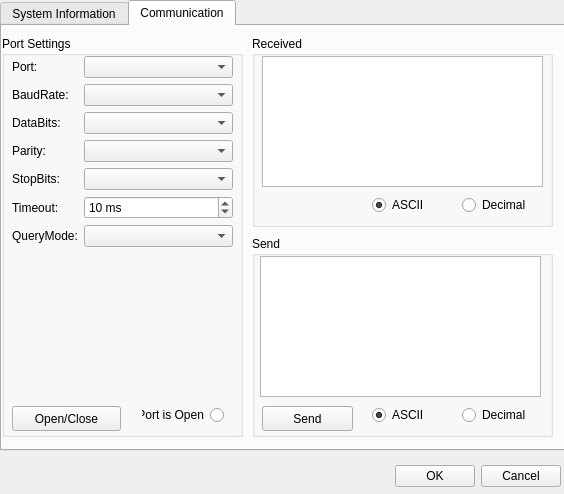
Before: the Qt Designer form Source/Plugins/SerialPortDevice/SerialPortDevice_dialog.ui in nemesissnake/StimulGL, drawn with Qt 5.
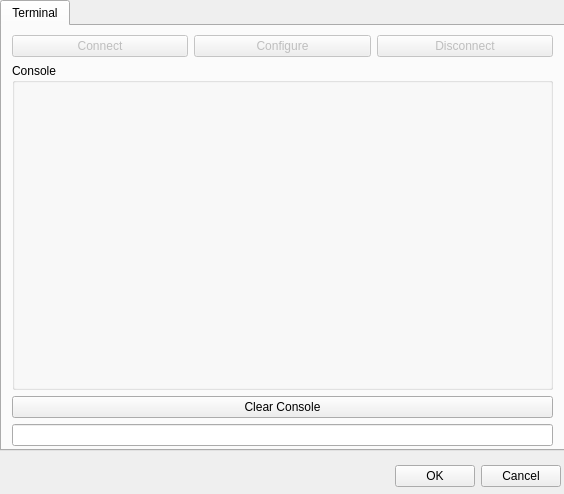
After: the same form once the commit is applied. The open tabs and pages were chosen to show the change.

Commit message: Fixed and improved the SerialPortDevice plugin User Interface

The edit to the form file:
```diff
--- a/Source/Plugins/SerialPortDevice/SerialPortDevice_dialog.ui
+++ b/Source/Plugins/SerialPortDevice/SerialPortDevice_dialog.ui
@@ -27,516 +27,74 @@
    </property>
    <widget class="QWidget" name="tab1">
     <attribute name="title">
-     <string>System Information</string>
+     <string>Terminal</string>
     </attribute>
-    <widget class="QGroupBox" name="groupBox">
+    <widget class="QWidget" name="verticalLayoutWidget">
      <property name="geometry">
       <rect>
        <x>10</x>
-       <y>10</y>
+       <y>9</y>
        <width>541</width>
        <height>411</height>
       </rect>
      </property>
-     <property name="title">
-      <string>Available System Ports</string>
-     </property>
-     <widget class="QTextEdit" name="txtSystemPorts">
-      <property name="geometry">
-       <rect>
-        <x>20</x>
-        <y>30</y>
-        <width>501</width>
-        <height>321</height>
-       </rect>
-      </property>
-     </widget>
-     <widget class="QPushButton" name="btnAvailablePorts">
-      <property name="geometry">
-       <rect>
-        <x>320</x>
-        <y>360</y>
-        <width>201</width>
-        <height>31</height>
-       </rect>
-      </property>
-      <property name="text">
-       <string>Retrieve System Ports (Com and LPT)</string>
-      </property>
-     </widget>
-    </widget>
-   </widget>
-   <widget class="QWidget" name="tab2">
-    <attribute name="title">
-     <string>Communication</string>
-    </attribute>
-    <widget class="QGroupBox" name="groupBox_2">
-     <property name="geometry">
-      <rect>
-       <x>0</x>
-       <y>10</y>
-       <width>241</width>
-       <height>401</height>
-      </rect>
-     </property>
-     <property name="title">
-      <string>Port Settings</string>
-     </property>
-     <widget class="QWidget" name="layoutWidget_3">
-      <property name="geometry">
-       <rect>
-        <x>10</x>
-        <y>20</y>
-        <width>221</width>
-        <height>191</height>
-       </rect>
-      </property>
-      <layout class="QFormLayout" name="formLayout_2">
-       <property name="fieldGrowthPolicy">
-        <enum>QFormLayout::AllNonFixedFieldsGrow</enum>
-       </property>
-       <item row="0" column="0">
-        <widget class="QLabel" name="label_8">
-         <property name="text">
-          <string>Port:</string>
-         </property>
-        </widget>
-       </item>
-       <item row="0" column="1">
-        <widget class="QComboBox" name="portBox"/>
-       </item>
-       <item row="1" column="0">
-        <widget class="QLabel" name="label_9">
-         <property name="text">
-          <string>BaudRate:</string>
-         </property>
-        </widget>
-       </item>
-       <item row="1" column="1">
-        <widget class="QComboBox" name="baudRateBox"/>
-       </item>
-       <item row="2" column="0">
-        <widget class="QLabel" name="label_10">
-         <property name="text">
-          <string>DataBits:</string>
-         </property>
-        </widget>
-       </item>
-       <item row="2" column="1">
-        <widget class="QComboBox" name="dataBitsBox"/>
-       </item>
-       <item row="3" column="0">
-        <widget class="QLabel" name="label_11">
-         <property name="text">
-          <string>Parity:</string>
-         </property>
-        </widget>
-       </item>
-       <item row="3" column="1">
-        <widget class="QComboBox" name="parityBox"/>
-       </item>
-       <item row="4" column="0">
-        <widget class="QLabel" name="label_12">
-         <property name="text">
-          <string>StopBits:</string>
-         </property>
-        </widget>
-       </item>
-       <item row="4" column="1">
-        <widget class="QComboBox" name="stopBitsBox"/>
-       </item>
-       <item row="5" column="0">
-        <widget class="QLabel" name="label_14">
-         <property name="text">
-          <string>Timeout:</string>
-         </property>
-        </widget>
-       </item>
-       <item row="5" column="1">
-        <widget class="QSpinBox" name="timeoutBox">
-         <property name="suffix">
-          <string> ms</string>
-         </property>
-         <property name="minimum">
-          <number>-1</number>
-         </property>
-         <property name="maximum">
-          <number>10000</number>
-         </property>
-         <property name="singleStep">
-          <number>10</number>
-         </property>
-         <property name="value">
-          <number>10</number>
-         </property>
-        </widget>
-       </item>
-       <item row="6" column="0">
-        <widget class="QLabel" name="label_13">
-         <property name="text">
-          <string>QueryMode:</string>
-         </property>
-        </widget>
-       </item>
-       <item row="6" column="1">
-        <widget class="QComboBox" name="queryModeBox"/>
-       </item>
-      </layout>
-     </widget>
-     <widget class="QRadioButton" name="rdb_PortIsOpen">
-      <property name="enabled">
-       <bool>false</bool>
-      </property>
-      <property name="geometry">
-       <rect>
-        <x>140</x>
-        <y>370</y>
-        <width>82</width>
-        <height>18</height>
-       </rect>
-      </property>
-      <property name="palette">
-       <palette>
-        <active>
-         <colorrole role="WindowText">
-          <brush brushstyle="SolidPattern">
-           <color alpha="255">
-            <red>0</red>
-            <green>0</green>
-            <blue>0</blue>
-           </color>
-          </brush>
-         </colorrole>
-         <colorrole role="Text">
-          <brush brushstyle="SolidPattern">
-           <color alpha="255">
-            <red>255</red>
-            <green>5</green>
-            <blue>9</blue>
-           </color>
-          </brush>
-         </colorrole>
-         <colorrole role="ButtonText">
-          <brush brushstyle="SolidPattern">
-           <color alpha="255">
-            <red>0</red>
-            <green>0</green>
-            <blue>0</blue>
-           </color>
-          </brush>
-         </colorrole>
-         <colorrole role="Base">
-          <brush brushstyle="SolidPattern">
-           <color alpha="255">
-            <red>255</red>
-            <green>255</green>
-            <blue>255</blue>
-           </color>
-          </brush>
-         </colorrole>
-         <colorrole role="Shadow">
-          <brush brushstyle="SolidPattern">
-           <color alpha="255">
-            <red>64</red>
-            <green>64</green>
-            <blue>64</blue>
-           </color>
-          </brush>
-         </colorrole>
-         <colorrole role="Highlight">
-          <brush brushstyle="SolidPattern">
-           <color alpha="255">
-            <red>10</red>
-            <green>36</green>
-            <blue>106</blue>
-           </color>
-          </brush>
-         </colorrole>
-         <colorrole role="HighlightedText">
-          <brush brushstyle="SolidPattern">
-           <color alpha="255">
-            <red>255</red>
-            <green>255</green>
-            <blue>255</blue>
-           </color>
-          </brush>
-         </colorrole>
-        </active>
-        <inactive>
-         <colorrole role="WindowText">
-          <brush brushstyle="SolidPattern">
-           <color alpha="255">
-            <red>0</red>
-            <green>0</green>
-            <blue>0</blue>
-           </color>
-          </brush>
-         </colorrole>
-         <colorrole role="Text">
-          <brush brushstyle="SolidPattern">
-           <color alpha="255">
-            <red>255</red>
-            <green>5</green>
-            <blue>9</blue>
-           </color>
-          </brush>
-         </colorrole>
-         <colorrole role="ButtonText">
-          <brush brushstyle="SolidPattern">
-           <color alpha="255">
-            <red>0</red>
-            <green>0</green>
-            <blue>0</blue>
-           </color>
-          </brush>
-         </colorrole>
-         <colorrole role="Base">
-          <brush brushstyle="SolidPattern">
-           <color alpha="255">
-            <red>255</red>
-            <green>255</green>
-            <blue>255</blue>
-           </color>
-          </brush>
-         </colorrole>
-         <colorrole role="Shadow">
-          <brush brushstyle="SolidPattern">
-           <color alpha="255">
-            <red>64</red>
-            <green>64</green>
-            <blue>64</blue>
-           </color>
-          </brush>
-         </colorrole>
-         <colorrole role="Highlight">
-          <brush brushstyle="SolidPattern">
-           <color alpha="255">
-            <red>10</red>
-            <green>36</green>
-            <blue>106</blue>
-           </color>
-          </brush>
-         </colorrole>
-         <colorrole role="HighlightedText">
-          <brush brushstyle="SolidPattern">
-           <color alpha="255">
-            <red>255</red>
-            <green>255</green>
-            <blue>255</blue>
-           </color>
-          </brush>
-         </colorrole>
-        </inactive>
-        <disabled>
-         <colorrole role="WindowText">
-          <brush brushstyle="SolidPattern">
-           <color alpha="255">
-            <red>0</red>
-            <green>0</green>
-            <blue>0</blue>
-           </color>
-          </brush>
-         </colorrole>
-         <colorrole role="Text">
-          <brush brushstyle="SolidPattern">
-           <color alpha="255">
-            <red>255</red>
-            <green>0</green>
-            <blue>4</blue>
-           </color>
-          </brush>
-         </colorrole>
-         <colorrole role="ButtonText">
-          <brush brushstyle="SolidPattern">
-           <color alpha="255">
-            <red>0</red>
-            <green>0</green>
-            <blue>0</blue>
-           </color>
-          </brush>
-         </colorrole>
-         <colorrole role="Base">
-          <brush brushstyle="SolidPattern">
-           <color alpha="255">
-            <red>255</red>
-            <green>255</green>
-            <blue>255</blue>
-           </color>
-          </brush>
-         </colorrole>
-         <colorrole role="Shadow">
-          <brush brushstyle="SolidPattern">
-           <color alpha="255">
-            <red>64</red>
-            <green>64</green>
-            <blue>64</blue>
-           </color>
-          </brush>
-         </colorrole>
-         <colorrole role="Highlight">
-          <brush brushstyle="SolidPattern">
-           <color alpha="255">
-            <red>10</red>
-            <green>36</green>
-            <blue>106</blue>
-           </color>
-          </brush>
-         </colorrole>
-         <colorrole role="HighlightedText">
-          <brush brushstyle="SolidPattern">
-           <color alpha="255">
-            <red>255</red>
-            <green>255</green>
-            <blue>255</blue>
-           </color>
-          </brush>
-         </colorrole>
-        </disabled>
-       </palette>
-      </property>
-      <property name="layoutDirection">
-       <enum>Qt::RightToLeft</enum>
-      </property>
-      <property name="text">
-       <string>Port is Open</string>
-      </property>
-     </widget>
-     <widget class="QPushButton" name="openCloseButton">
-      <property name="geometry">
-       <rect>
-        <x>10</x>
-        <y>370</y>
-        <width>109</width>
-        <height>25</height>
-       </rect>
-      </property>
-      <property name="text">
-       <string>Open/Close</string>
-      </property>
-     </widget>
-    </widget>
-    <widget class="QGroupBox" name="groupBox_3">
-     <property name="geometry">
-      <rect>
-       <x>250</x>
-       <y>10</y>
-       <width>301</width>
-       <height>191</height>
-      </rect>
-     </property>
-     <property name="title">
-      <string>Received</string>
-     </property>
-     <widget class="QPlainTextEdit" name="recvEdit">
-      <property name="geometry">
-       <rect>
-        <x>10</x>
-        <y>20</y>
-        <width>281</width>
-        <height>131</height>
-       </rect>
-      </property>
-      <property name="readOnly">
-       <bool>true</bool>
-      </property>
-      <property name="maximumBlockCount">
-       <number>800</number>
-      </property>
-     </widget>
-     <widget class="QRadioButton" name="rdbRecFormat">
-      <property name="geometry">
-       <rect>
-        <x>120</x>
-        <y>160</y>
-        <width>82</width>
-        <height>18</height>
-       </rect>
-      </property>
-      <property name="text">
-       <string>ASCII</string>
-      </property>
-      <property name="checked">
-       <bool>true</bool>
-      </property>
-     </widget>
-     <widget class="QRadioButton" name="rdbRecFormat_2">
-      <property name="geometry">
-       <rect>
-        <x>210</x>
-        <y>160</y>
-        <width>82</width>
-        <height>18</height>
-       </rect>
-      </property>
-      <property name="text">
-       <string>Decimal</string>
-      </property>
-     </widget>
-    </widget>
-    <widget class="QGroupBox" name="groupBox_4">
-     <property name="geometry">
-      <rect>
-       <x>250</x>
-       <y>210</y>
-       <width>301</width>
-       <height>201</height>
-      </rect>
-     </property>
-     <property name="title">
-      <string>Send</string>
-     </property>
-     <widget class="QPlainTextEdit" name="sendEdit">
-      <property name="geometry">
-       <rect>
-        <x>8</x>
-        <y>20</y>
-        <width>281</width>
-        <height>141</height>
-       </rect>
-      </property>
-     </widget>
-     <widget class="QPushButton" name="sendButton">
-      <property name="geometry">
-       <rect>
-        <x>10</x>
-        <y>170</y>
-        <width>91</width>
-        <height>25</height>
-       </rect>
-      </property>
-      <property name="text">
-       <string>Send</string>
-      </property>
-     </widget>
-     <widget class="QRadioButton" name="rdbSendFormat_2">
-      <property name="geometry">
-       <rect>
-        <x>210</x>
-        <y>170</y>
-        <width>82</width>
-        <height>18</height>
-       </rect>
-      </property>
-      <property name="text">
-       <string>Decimal</string>
-      </property>
-     </widget>
-     <widget class="QRadioButton" name="rdbSendFormat">
-      <property name="geometry">
-       <rect>
-        <x>120</x>
-        <y>170</y>
-        <width>82</width>
-        <height>18</height>
-       </rect>
-      </property>
-      <property name="text">
-       <string>ASCII</string>
-      </property>
-      <property name="checked">
-       <bool>true</bool>
-      </property>
-     </widget>
+     <layout class="QVBoxLayout" name="verticalLayout" stretch="0,1,0,0">
+      <item>
+       <layout class="QHBoxLayout" name="horizontalLayout">
+        <item>
+         <widget class="QPushButton" name="btnConnect">
+          <property name="enabled">
+           <bool>false</bool>
+          </property>
+          <property name="text">
+           <string>Connect</string>
+          </property>
+         </widget>
+        </item>
+        <item>
+         <widget class="QPushButton" name="btnConfigure">
+          <property name="enabled">
+           <bool>false</bool>
+          </property>
+          <property name="text">
+           <string>Configure</string>
+          </property>
+         </widget>
+        </item>
+        <item>
+         <widget class="QPushButton" name="btnDisconnect">
+          <property name="enabled">
+           <bool>false</bool>
+          </property>
+          <property name="text">
+           <string>Disconnect</string>
+          </property>
+         </widget>
+        </item>
+       </layout>
+      </item>
+      <item>
+       <widget class="QGroupBox" name="gbConsole">
+        <property name="title">
+         <string>Console</string>
+        </property>
+       </widget>
+      </item>
+      <item>
+       <widget class="QPushButton" name="btnClear">
+        <property name="text">
+         <string>Clear Console</string>
+        </property>
+       </widget>
+      </item>
+      <item>
+       <layout class="QHBoxLayout" name="horizontalLayout_2">
+        <item>
+         <widget class="QLineEdit" name="lneDataToSend"/>
+        </item>
+       </layout>
+      </item>
+     </layout>
     </widget>
    </widget>
   </widget>
```
Left out of the diff: 13 changed lines with no effect on the pictures. The commit also changes 12 other files.
